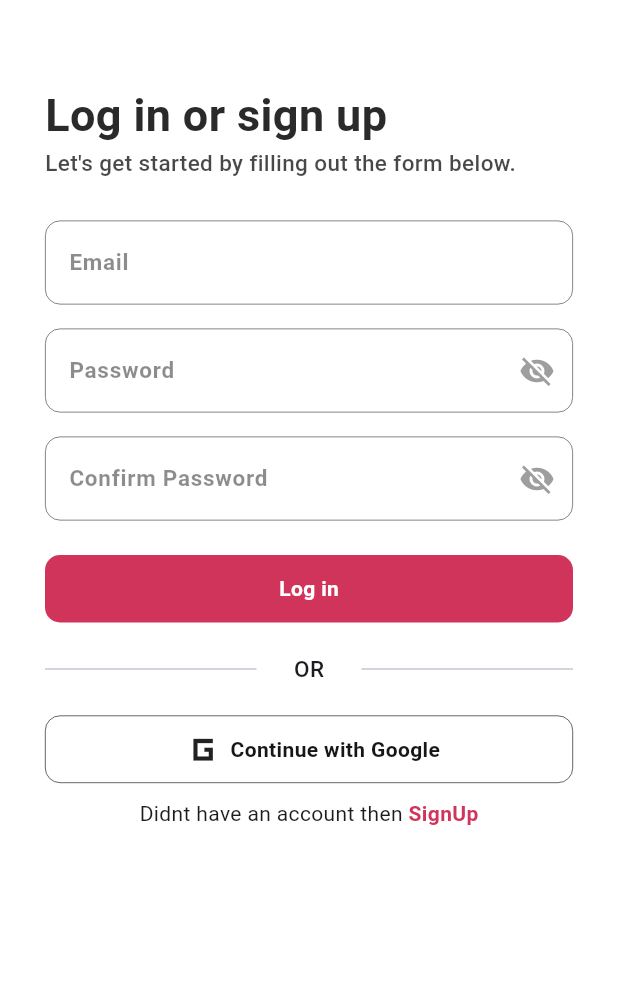
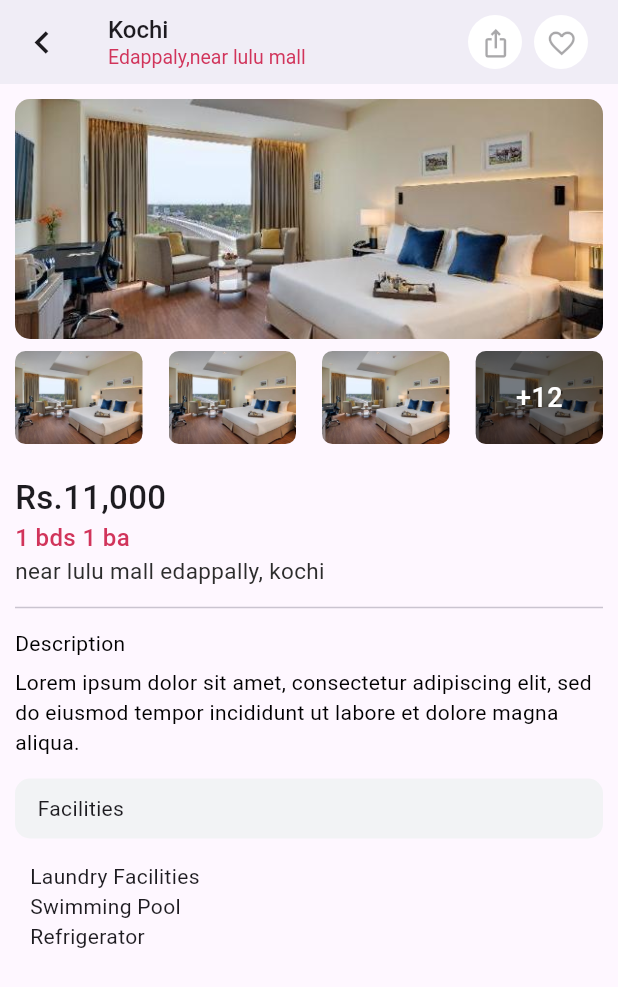
Before and after one commit to mufzid/Roomie_main_project, a Flutter app: the screen it shows after launch, on a phone screen of 412 x 824 dp. Shown: the top 987 px of the screen. Run offline on Flutter 3.47's test engine with Material 3 defaults, Android fonts, the light colour scheme and no system bars; our stand-ins replace gap, google_nav_bar.

Commit message:
second commit

```diff
--- a/lib/main.dart
+++ b/lib/main.dart
@@ -1,6 +1,6 @@
 import 'package:flutter/material.dart';
-import 'package:romiee_mainproject/src/ui/screens/login_screen.dart';
-import 'package:romiee_mainproject/src/ui/screens/signin_screen.dart';
+import 'package:romiee_mainproject/src/ui/screens/next_page/card_listview_screen.dart';
+import 'package:romiee_mainproject/src/ui/screens/next_page/card_view_screen.dart';
 
 void main() {
   runApp(const MainApp());
@@ -12,6 +12,6 @@ class MainApp extends StatelessWidget {
   @override
   Widget build(BuildContext context) {
     return const MaterialApp(
-        debugShowCheckedModeBanner: false, home: LoginScreen());
+        debugShowCheckedModeBanner: false, home: CardViewScreen());
   }
 }
--- /dev/null
+++ b/lib/src/ui/screens/next_page/card_listview_screen.dart
@@ -0,0 +1,72 @@
+import 'package:flutter/material.dart';
+import 'package:romiee_mainproject/src/ui/widgets/home_screen/room_card.dart';
+
+class CardListViewScreen extends StatelessWidget {
+  const CardListViewScreen({super.key});
+
+  @override
+  Widget build(BuildContext context) {
+    return Scaffold(
+        appBar: AppBar(
+          elevation: 5,
+          backgroundColor: const Color.fromARGB(255, 255, 255, 255),
+          leading: const Icon(
+            Icons.chevron_left,
+            size: 30,
+          ),
+          title: SizedBox(
+            height: 35,
+            child: TextFormField(
+              decoration: InputDecoration(
+                  contentPadding:
+                      const EdgeInsets.symmetric(horizontal: 25, vertical: 5),
+                  focusedBorder: OutlineInputBorder(
+                    borderRadius: BorderRadius.circular(30.0),
+                    borderSide: const BorderSide(
+                      color: Color.fromARGB(167, 206, 0, 58),
+                    ),
+                  ),
+                  enabledBorder: OutlineInputBorder(
+                    borderRadius: BorderRadius.circular(30.0),
+                    borderSide: const BorderSide(
+                      color: Color.fromARGB(255, 92, 92, 92),
+                      width: 0.5,
+                    ),
+                  ),
+                  hintText: 'kochi'),
+            ),
+          ),
+          actions: const [
+            Padding(
+              padding: EdgeInsets.only(right: 20),
+              child: CircleAvatar(
+                radius: 18,
+                backgroundColor: Colors.white,
+                child: IconButton(
+                  onPressed: null,
+                  icon: Icon(Icons.filter_alt_outlined),
+                  iconSize: 21,
+                ),
+              ),
+            )
+          ],
+        ),
+        body: Container(
+          color: const Color.fromARGB(255, 252, 247, 247),
+          child: const Padding(
+            padding: EdgeInsets.all(10.0),
+            child: SingleChildScrollView(
+              scrollDirection: Axis.vertical,
+              child: Column(
+                crossAxisAlignment: CrossAxisAlignment.center,
+                children: [
+                  RoomCard(),
+                  RoomCard(),
+                  RoomCard(),
+                ],
+              ),
+            ),
+          ),
+        ));
+  }
+}
--- /dev/null
+++ b/lib/src/ui/screens/next_page/card_view_screen.dart
@@ -0,0 +1,172 @@
+import 'package:flutter/material.dart';
+import 'package:gap/gap.dart';
+import 'package:romiee_mainproject/src/ui/widgets/card_view/secondary_image.dart';
+import 'package:romiee_mainproject/src/ui/widgets/home_screen/room_card.dart';
+
+class CardViewScreen extends StatelessWidget {
+  const CardViewScreen({super.key});
+
+  @override
+  Widget build(BuildContext context) {
+    return Scaffold(
+      appBar: AppBar(
+        elevation: 5,
+        backgroundColor: const Color.fromARGB(255, 255, 255, 255),
+        leading: const Icon(
+          Icons.chevron_left,
+          size: 30,
+        ),
+        title: const Column(
+            mainAxisAlignment: MainAxisAlignment.start,
+            crossAxisAlignment: CrossAxisAlignment.start,
+            children: [
+              Text(
+                'Kochi',
+                style: TextStyle(fontSize: 16, fontWeight: FontWeight.w500),
+              ),
+              Text('Edappaly,near lulu mall',
+                  style: TextStyle(
+                    fontSize: 13,
+                    color: const Color.fromARGB(255, 209, 52, 91),
+                  ))
+            ]),
+        actions: const [
+          Padding(
+            padding: EdgeInsets.only(right: 8),
+            child: CircleAvatar(
+              radius: 18,
+              backgroundColor: Colors.white,
+              child: IconButton(
+                onPressed: null,
+                icon: Icon(Icons.ios_share),
+                iconSize: 21,
+              ),
+            ),
+          ),
+          Padding(
+            padding: EdgeInsets.only(right: 20),
+            child: CircleAvatar(
+              radius: 18,
+              backgroundColor: Colors.white,
+              child: IconButton(
+                onPressed: null,
+                icon: Icon(Icons.favorite_outline),
+                iconSize: 21,
+              ),
+            ),
+          )
+        ],
+      ),
+      body: Padding(
+        padding: const EdgeInsets.all(10.0),
+        child: Column(crossAxisAlignment: CrossAxisAlignment.start, children: [
+          Container(
+            height: 160,
+            decoration: BoxDecoration(
+              borderRadius: BorderRadius.circular(10),
+              image: const DecorationImage(
+                  fit: BoxFit.cover,
+                  image: AssetImage('asset/images/room1.jpeg')),
+            ),
+          ),
+          const Gap(8),
+          Row(
+            mainAxisAlignment: MainAxisAlignment.spaceBetween,
+            children: [
+              const SecondaryImage(),
+              const SecondaryImage(),
+              const SecondaryImage(),
+              Container(
+                height: 62,
+                width: 85,
+                decoration: BoxDecoration(
+                  borderRadius: BorderRadius.circular(7),
+                  image: const DecorationImage(
+                      fit: BoxFit.cover,
+                      image: AssetImage('asset/images/room1.jpeg')),
+                ),
+                child: Container(
+                  alignment: Alignment.center,
+                  height: double.infinity,
+                  width: double.infinity,
+                  decoration: BoxDecoration(
+                    color: const Color.fromARGB(255, 0, 0, 0).withOpacity(0.5),
+                    borderRadius: BorderRadius.circular(7),
+                  ),
+                  child: const Text(
+                    '+12',
+                    style: TextStyle(
+                        color: Colors.white,
+                        fontSize: 18,
+                        fontWeight: FontWeight.w500),
+                  ),
+                ),
+              ),
+            ],
+          ),
+          const Gap(20),
+          const Text(
+            'Rs.11,000',
+            style: TextStyle(fontSize: 22, fontWeight: FontWeight.w500),
+          ),
+          const Text(
+            '1 bds 1 ba',
+            style: TextStyle(
+                fontSize: 16,
+                fontWeight: FontWeight.w500,
+                color: Color.fromARGB(255, 209, 52, 91)),
+          ),
+          const Text(
+            'near lulu mall edappally, kochi',
+            style: TextStyle(
+                fontSize: 15,
+                fontWeight: FontWeight.w400,
+                color: Color.fromARGB(255, 44, 44, 44)),
+          ),
+          const Gap(6),
+          const Divider(),
+          const Gap(6),
+          const Text(
+            'Description',
+            style: TextStyle(
+                fontSize: 14,
+                fontWeight: FontWeight.w400,
+                color: Color.fromARGB(255, 0, 0, 0)),
+          ),
+          const Gap(6),
+          const Text(
+            """Lorem ipsum dolor sit amet, consectetur adipiscing elit, sed do eiusmod tempor incididunt ut labore et dolore magna aliqua.""",
+            style: TextStyle(
+                fontSize: 14,
+                fontWeight: FontWeight.w400,
+                color: Color.fromARGB(255, 0, 0, 0)),
+          ),
+          const Gap(14),
+          Container(
+            alignment: Alignment.centerLeft,
+            height: 40,
+            width: double.infinity,
+            decoration: BoxDecoration(
+                borderRadius: BorderRadius.circular(10),
+                color: const Color.fromARGB(255, 242, 243, 245)),
+            child: const Padding(
+              padding: EdgeInsets.only(left: 15),
+              child: Text('Facilities'),
+            ),
+          ),
+          Padding(
+            padding: const EdgeInsets.only(left: 10, top: 15),
+            child: const Column(
+              crossAxisAlignment: CrossAxisAlignment.start,
+              children: [
+                Text('Laundry Facilities'),
+                Text('Swimming Pool'),
+                Text('Refrigerator'),
+              ],
+            ),
+          )
+        ]),
+      ),
+    );
+  }
+}
--- /dev/null
+++ b/lib/src/ui/widgets/card_view/secondary_image.dart
@@ -0,0 +1,18 @@
+import 'package:flutter/material.dart';
+
+class SecondaryImage extends StatelessWidget {
+  const SecondaryImage({super.key});
+
+  @override
+  Widget build(BuildContext context) {
+    return Container(
+      height: 62,
+      width: 85,
+      decoration: BoxDecoration(
+        borderRadius: BorderRadius.circular(7),
+        image: const DecorationImage(
+            fit: BoxFit.cover, image: AssetImage('asset/images/room1.jpeg')),
+      ),
+    );
+  }
+}
--- a/lib/src/ui/widgets/signIn/form_container.dart
+++ b/lib/src/ui/widgets/signIn/form_container.dart
@@ -54,13 +54,13 @@ class _FromCondainerWidgetState extends State<FromCondainerWidget> {
               fillColor: Colors.white,
               focusedBorder: OutlineInputBorder(
                 borderRadius: BorderRadius.circular(10.0),
-                borderSide: BorderSide(
+                borderSide: const BorderSide(
                   color: Color.fromARGB(255, 206, 0, 58),
                 ),
               ),
               enabledBorder: OutlineInputBorder(
                 borderRadius: BorderRadius.circular(10.0),
-                borderSide: BorderSide(
+                borderSide: const BorderSide(
                   color: Color.fromARGB(255, 92, 92, 92),
                   width: 0.5,
                 ),
@@ -80,8 +80,9 @@ class _FromCondainerWidgetState extends State<FromCondainerWidget> {
                 child: widget.isPasswordField == true
                     ? Icon(
                         _obscureText ? Icons.visibility_off : Icons.visibility,
-                        color:
-                            _obscureText == false ? Colors.blue : Colors.grey,
+                        color: _obscureText == false
+                            ? const Color.fromARGB(206, 243, 33, 33)
+                            : Colors.grey,
                       )
                     : const Text(' '),
               )),
```
